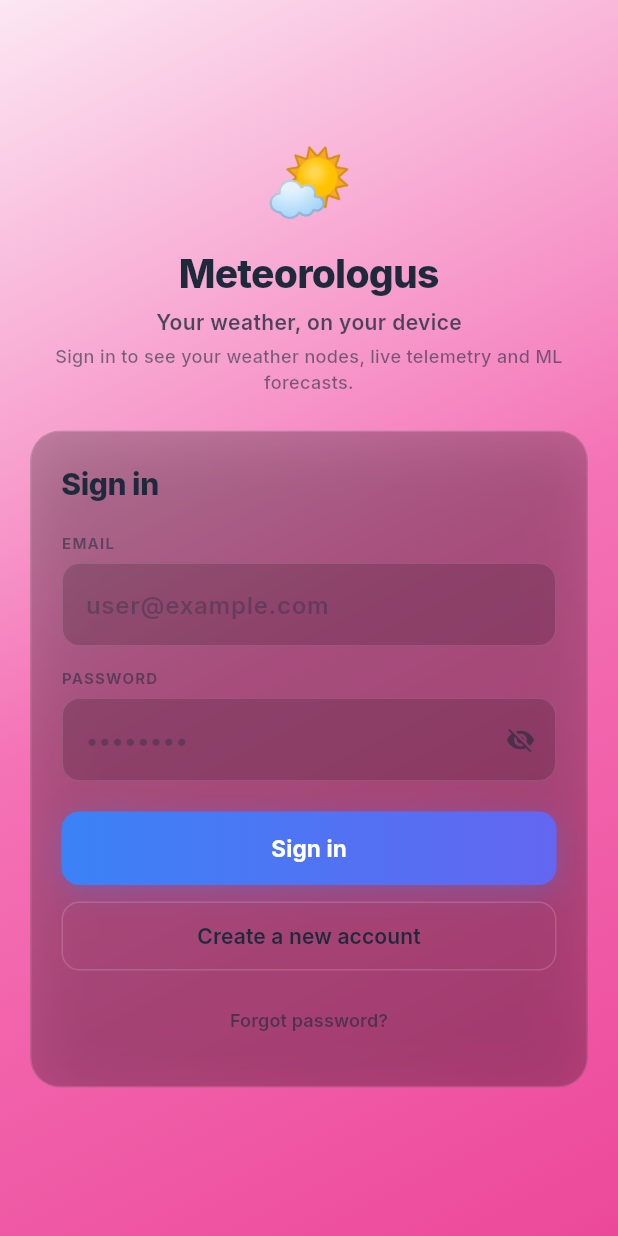
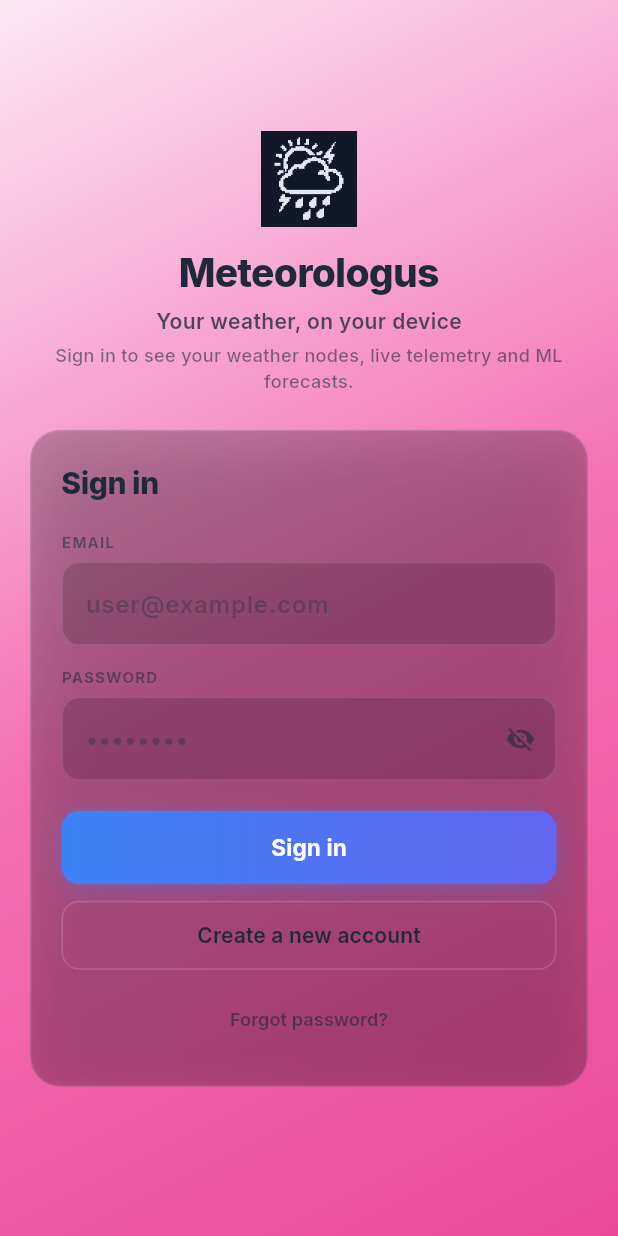
Before and after one commit to skandapypatriot/meteorologus, a Flutter app: the screen it shows after launch, on a phone screen of 412 x 824 dp. Run offline on Flutter 3.47's test engine with Material 3 defaults, Android fonts, the phone set to English and light mode, and no system bars; our stand-ins replace firebase_auth, firebase_core, firebase_database, google_fonts; missing offline and left inert: mobile_scanner; accounts and stored records are empty.

Commit message:
ci: add GitHub Actions release workflow, Inno Setup installer, and app logos

```diff
--- a/android_app/lib/views/auth/auth_screen.dart
+++ b/android_app/lib/views/auth/auth_screen.dart
@@ -89,8 +89,8 @@ class _AuthScreenState extends State<AuthScreen> {
                   mainAxisSize: MainAxisSize.min,
                   children: [
                     // Hero Icon & Title
-                    const Text('🌤️', style: TextStyle(fontSize: 48)),
-                    const SizedBox(height: 8),
+                    Image.asset('assets/logo.png', width: 64, height: 64),
+                    const SizedBox(height: 12),
                     Text(
                       'Meteorologus',
                       style: TextStyle(
--- a/android_app/lib/views/dashboard/dashboard_screen.dart
+++ b/android_app/lib/views/dashboard/dashboard_screen.dart
@@ -83,6 +83,8 @@ class _DashboardScreenState extends State<DashboardScreen> {
                         Expanded(
                           child: Row(
                             children: [
+                              Image.asset('assets/logo.png', width: 22, height: 22),
+                              const SizedBox(width: 8),
                               Text(
                                 'Meteorologus',
                                 style: TextStyle(
--- a/android_app/pubspec.yaml
+++ b/android_app/pubspec.yaml
@@ -67,9 +67,9 @@ flutter:
   uses-material-design: true
 
   # To add assets to your application, add an assets section, like this:
-  # assets:
-  #   - images/a_dot_burr.jpeg
-  #   - images/a_dot_ham.jpeg
+  assets:
+    - assets/logo.png
+
 
   # An image asset can refer to one or more resolution-specific "variants", see
   # https://flutter.dev/to/resolution-aware-images
```
Also changed, not shown: android_app/assets/logo.png (renamed from assets/logo.png), 35 other files.
